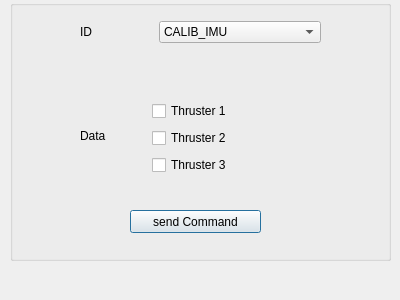
This is ARVID_GS/tcwindow.ui in Eruvae/floatsat5 as Qt 5 draws it before an edit. The edited form follows.
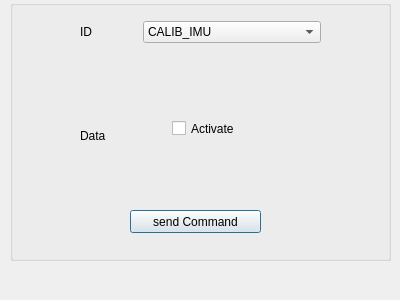
This is the edited form. Icons and pictures are not drawn.

Diff of the .ui file:
```diff
--- a/ARVID_GS/tcwindow.ui
+++ b/ARVID_GS/tcwindow.ui
@@ -29,7 +29,7 @@
    <property name="title">
     <string/>
    </property>
-   <widget class="QWidget" name="">
+   <widget class="QWidget" name="layoutWidget">
     <property name="geometry">
      <rect>
       <x>70</x>
@@ -49,7 +49,7 @@
      <item>
       <widget class="QStackedWidget" name="stackedTCData">
        <property name="currentIndex">
-        <number>3</number>
+        <number>4</number>
        </property>
        <widget class="QWidget" name="pageCalIMU">
         <widget class="QComboBox" name="comboIMUcal">
@@ -253,7 +253,7 @@
         </widget>
        </widget>
        <widget class="QWidget" name="page_2">
-        <widget class="QWidget" name="">
+        <widget class="QWidget" name="layoutWidget">
          <property name="geometry">
           <rect>
            <x>40</x>
@@ -287,6 +287,21 @@
          </layout>
         </widget>
        </widget>
+       <widget class="QWidget" name="page_3">
+        <widget class="QCheckBox" name="activateControllerBox">
+         <property name="geometry">
+          <rect>
+           <x>60</x>
+           <y>50</y>
+           <width>70</width>
+           <height>17</height>
+          </rect>
+         </property>
+         <property name="text">
+          <string>Activate</string>
+         </property>
+        </widget>
+       </widget>
       </widget>
      </item>
     </layout>
@@ -304,7 +319,7 @@
      <string>send Command</string>
     </property>
    </widget>
-   <widget class="QWidget" name="">
+   <widget class="QWidget" name="layoutWidget">
     <property name="geometry">
      <rect>
       <x>70</x>
@@ -343,6 +358,11 @@
          <string>THRUSTER_CONTROL</string>
         </property>
        </item>
+       <item>
+        <property name="text">
+         <string>ACTIVATE_CONTROLLER</string>
+        </property>
+       </item>
       </widget>
      </item>
     </layout>
```
